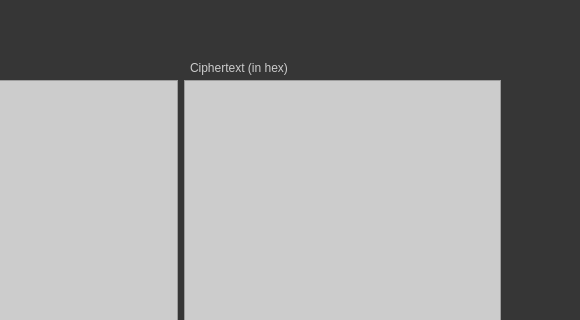
Qt form MainWindow.ui (terminalmax/DESAlgorithm) before a commit; both pictures show x 220 to 800 and y 0 to 320 of the 800 by 700 pixel window.
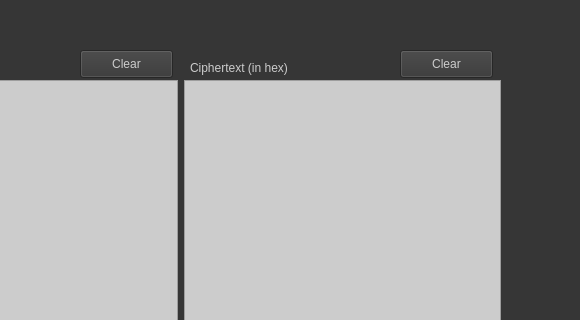
The same form after that commit.

Commit message: added clear option

What changed in the file:
```diff
--- a/MainWindow.ui
+++ b/MainWindow.ui
@@ -198,6 +198,32 @@
      <string>Decrypt</string>
     </property>
    </widget>
+   <widget class="QPushButton" name="ClearPlaintextButton">
+    <property name="geometry">
+     <rect>
+      <x>300</x>
+      <y>50</y>
+      <width>93</width>
+      <height>28</height>
+     </rect>
+    </property>
+    <property name="text">
+     <string>Clear</string>
+    </property>
+   </widget>
+   <widget class="QPushButton" name="ClearCiphertextButton">
+    <property name="geometry">
+     <rect>
+      <x>620</x>
+      <y>50</y>
+      <width>93</width>
+      <height>28</height>
+     </rect>
+    </property>
+    <property name="text">
+     <string>Clear</string>
+    </property>
+   </widget>
   </widget>
  </widget>
  <resources/>
```
The commit also changes 1 other file.
